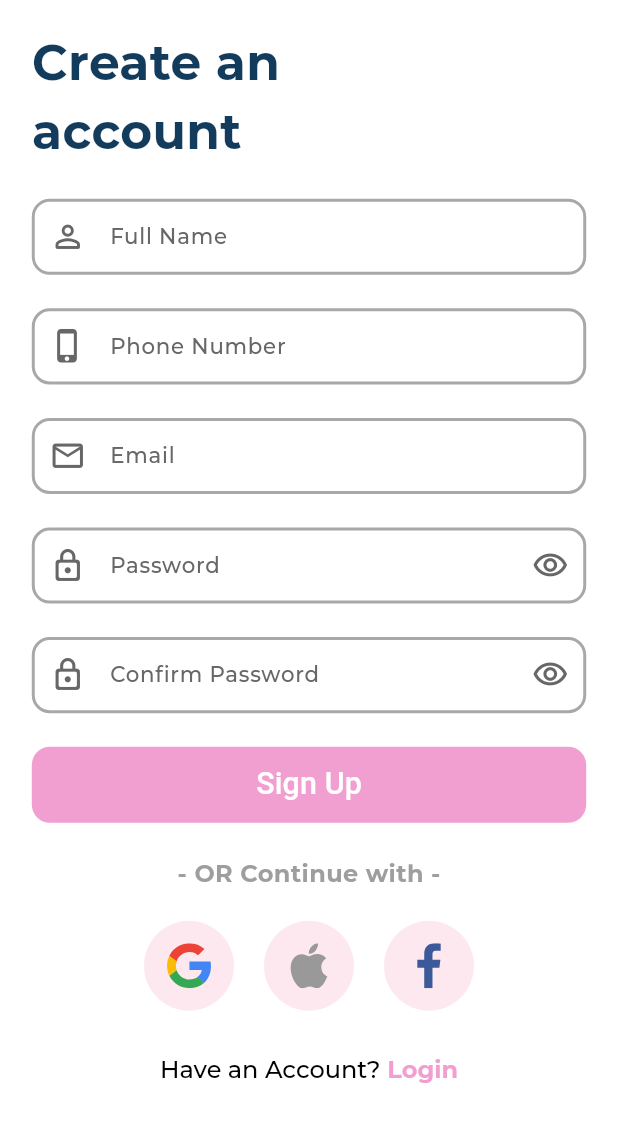
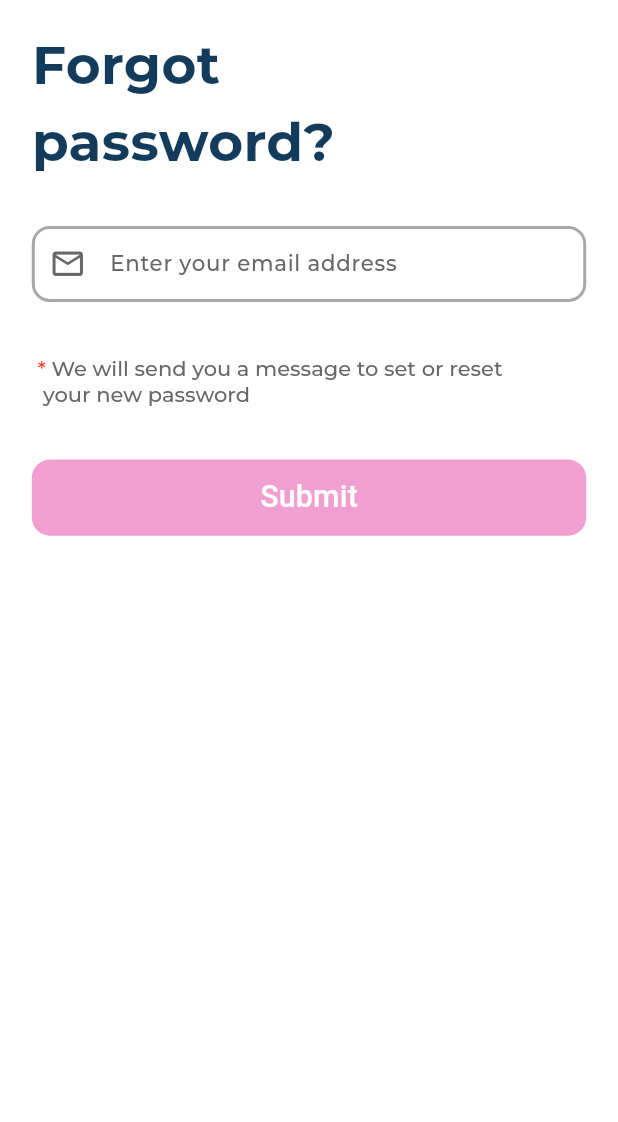
Before and after one commit to omarelsherbinyy/meem, a Flutter app: the screen it shows after launch, on a phone screen of 412 x 824 dp. Shown: the top 1122 px of the screen. Run offline on Flutter 3.47's test engine with Material 3 defaults, Android fonts, the light colour scheme and no system bars; our stand-ins replace dio, flutter_screenutil, flutter_svg; project files that could hold a hidden picture were left out.

Commit message:
Add Forgot Password screen with email validation

```diff
--- a/lib/config/router/app_router.dart
+++ b/lib/config/router/app_router.dart
@@ -8,6 +8,7 @@ import 'package:meem/features/home/presentation/view/home_view.dart';
 import 'package:meem/features/onBoarding/presentation/view/onboarding_view.dart';
 import 'package:meem/features/user_profile/presentation/views/user_profile_view.dart';
 
+import '../../features/Auth/presentation/views/forgot_password_view.dart';
 import '../../features/Auth/presentation/views/signup_view.dart';
 class AppRouter {
   static Route onGenerateRoute(RouteSettings settings) {
@@ -44,6 +45,8 @@ class AppRouter {
         return MaterialPageRoute(
           builder: (context) => const SignupView(),
         );
+      case Routes.ForgotPassword:
+        return MaterialPageRoute(builder: (context)=> ForgotPasswordView());
 
       default:
         return unDefineRoute();
--- a/lib/config/router/routes.dart
+++ b/lib/config/router/routes.dart
@@ -7,4 +7,5 @@ class Routes {
   static const String favorites = '/Favorites';
   static const String userProfile = '/User Profile';
   static const String Signup='/Signup';
+  static const String ForgotPassword='/ForgotPassword';
 }
--- /dev/null
+++ b/lib/features/Auth/presentation/views/forgot_password_view.dart
@@ -0,0 +1,98 @@
+import 'package:flutter/material.dart';
+import 'package:flutter_screenutil/flutter_screenutil.dart';
+import 'package:meem/core/utils/colors.dart';
+import 'package:meem/core/utils/string.dart';
+import 'package:meem/features/Auth/presentation/widgets/custom_bottom.dart';
+import '../widgets/custom_text_form_field.dart';
+
+class ForgotPasswordView extends StatelessWidget {
+   ForgotPasswordView({super.key});
+
+  // Declare the email controller
+  final TextEditingController _emailController = TextEditingController();
+
+  // Email validator method
+  String? _emailValidator(String? value) {
+    if (value == null || value.isEmpty) {
+      return "Please enter your email";
+    }
+    String pattern = r'\w+@\w+\.\w+';
+    RegExp regex = RegExp(pattern);
+    if (!regex.hasMatch(value)) {
+      return "Please enter a valid email";
+    }
+    return null;
+  }
+
+  @override
+  Widget build(BuildContext context) {
+    return Scaffold(
+      backgroundColor: ColorsManager.white,
+      body: SafeArea(
+        child: Padding(
+          padding: EdgeInsets.symmetric(horizontal: 12.w),
+          child: SingleChildScrollView(
+            child: Padding(
+              padding: const EdgeInsets.all(8.0),
+              child: Column(
+                crossAxisAlignment: CrossAxisAlignment.start, // Align title to the left
+                children: [
+                  SizedBox(height: 10.h),
+
+                  // Title
+                  Text(
+                    "Forgot\npassword?",
+                    style: TextStyle(
+                      fontSize: 35.sp,
+                      fontFamily: StringManager.fontFamily,
+                      fontWeight: FontWeight.bold,
+                      color: ColorsManager.textBlue,
+                    ),
+                  ),
+                  SizedBox(height: 30.h),
+
+                  // Email Field
+                  CustomTextFormField(
+                    controller: _emailController,
+                    prefixIcon: Icon(
+                      Icons.email_outlined,
+                      size: 24.sp,
+                      color: ColorsManager.gray,
+                    ),
+                    hintText: "Enter your email address",
+                    validator: _emailValidator,
+                  ),
+
+                  SizedBox(height: 35.h),
+                  RichText(
+                    text:const TextSpan(
+                      text: " *",
+                      style:  TextStyle(color: Colors.red, fontSize: 14, fontFamily: StringManager.fontFamily),
+                      children: [
+                        TextSpan(
+                          text: " We will send you a message to set or reset\n  your new password",
+                          style:  TextStyle(color: ColorsManager.gray, fontFamily: StringManager.fontFamily, fontWeight: FontWeight.normal),
+                        ),
+                      ],
+                    ),
+                  ),
+
+                  SizedBox(height: 35.h),
+
+                  // Submit button
+                  CustomBottom(
+                    text: "Submit",
+                    onPressed: () {
+                      // Handle submit logic of Forgot Passwoooooooooooooooooooooooooooooooooooord  here ); ););););););););););););); ););););););););););););); ););););););););););););); ););););););););););););); ););););););););););););); ););););););););););););
+                    },
+                  ),
+                  SizedBox(height: 50.h),
+                ],
+              ),
+            ),
+          ),
+        ),
+      ),
+    );
+  }
+}
--- a/lib/meem_app.dart
+++ b/lib/meem_app.dart
@@ -16,7 +16,7 @@ class MeemApp extends StatelessWidget {
         return const MaterialApp(
           debugShowCheckedModeBanner: false,
           title: 'Meem',
-          initialRoute: Routes.Signup,
+          initialRoute: Routes.ForgotPassword,
           onGenerateRoute: AppRouter.onGenerateRoute,
         );
       },
```
